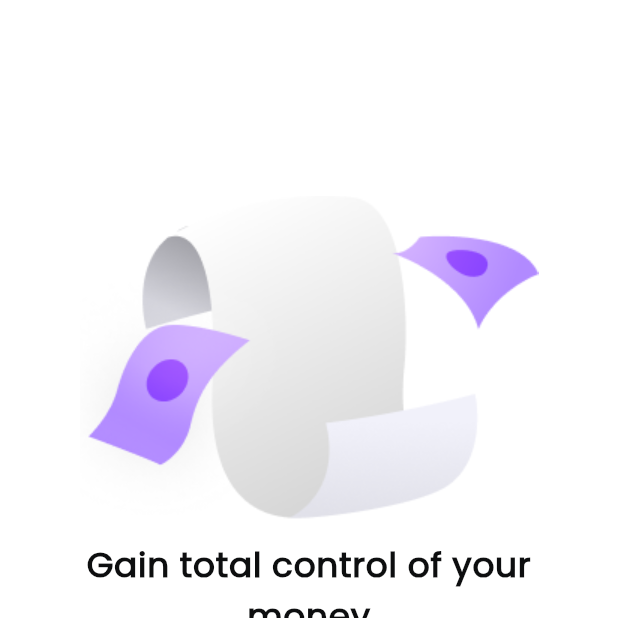
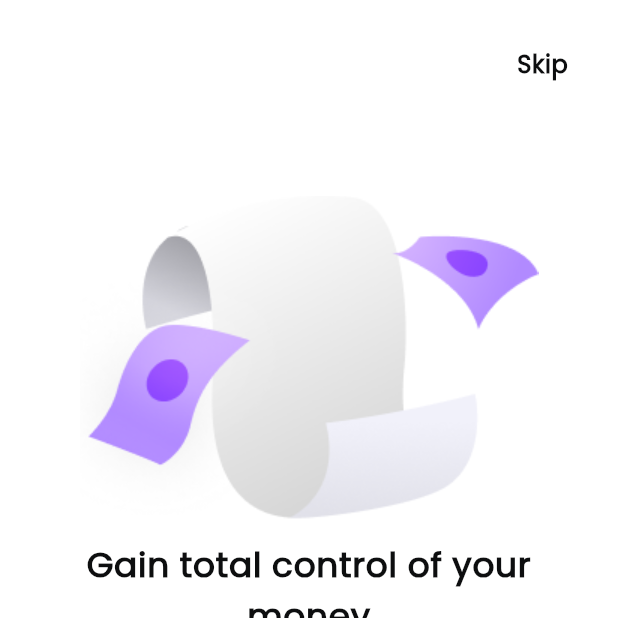
Before and after one commit to puskottampandey/Expense-Tracker, a Flutter app: the screen it shows after launch, on a phone screen of 412 x 824 dp, the top half of it. Run offline on Flutter 3.47's test engine with Material 3 defaults, Android fonts, the phone set to English and light mode, and no system bars; drawn by our look-alikes of smooth_page_indicator; our stand-ins replace flutter_bloc, flutter_screenutil, fluttertoast, go_router, logger, upgrader; missing offline and left inert: in_app_update.

Commit message:
feat: add skip button widget

```diff
--- a/lib/features/onboarding/presentation/widget/onboarding_widget.dart
+++ b/lib/features/onboarding/presentation/widget/onboarding_widget.dart
@@ -27,6 +27,7 @@ class _OnboardingWidgetState extends State<OnboardingWidget> {
   @override
   Widget build(BuildContext context) {
     final theme = Theme.of(context);
+    final textTheme = theme.textTheme;
     return Scaffold(
       backgroundColor: theme.scaffoldBackgroundColor,
       body: SafeArea(
@@ -34,7 +35,21 @@ class _OnboardingWidgetState extends State<OnboardingWidget> {
           padding: EdgeInsets.symmetric(horizontal: 16.w, vertical: 16.h),
           child: BlocBuilder<OnboardingBloc, int>(
             builder: (context, state) {
-              return Column(
+              return Stack(
+                children: [
+                  Align(
+                    alignment: Alignment.topRight,
+                    child: TextButton(
+                      onPressed: () {},
+                      child: Text(
+                        "Skip",
+                        style: textTheme.labelLarge!.copyWith(
+                          color: AppColors.kPrimaryDarkColor,
+                        ),
+                      ),
+                    ),
+                  ),
+                  Column(
                     children: [
                       // pageview
                       PageViewWidget(
@@ -76,6 +91,8 @@ class _OnboardingWidgetState extends State<OnboardingWidget> {
                           )
                           : SizedBox(height: 52.h),
                     ],
+                  ),
+                ],
               );
             },
           ),
```
Lines whose indentation alone changed are shown as unchanged.
